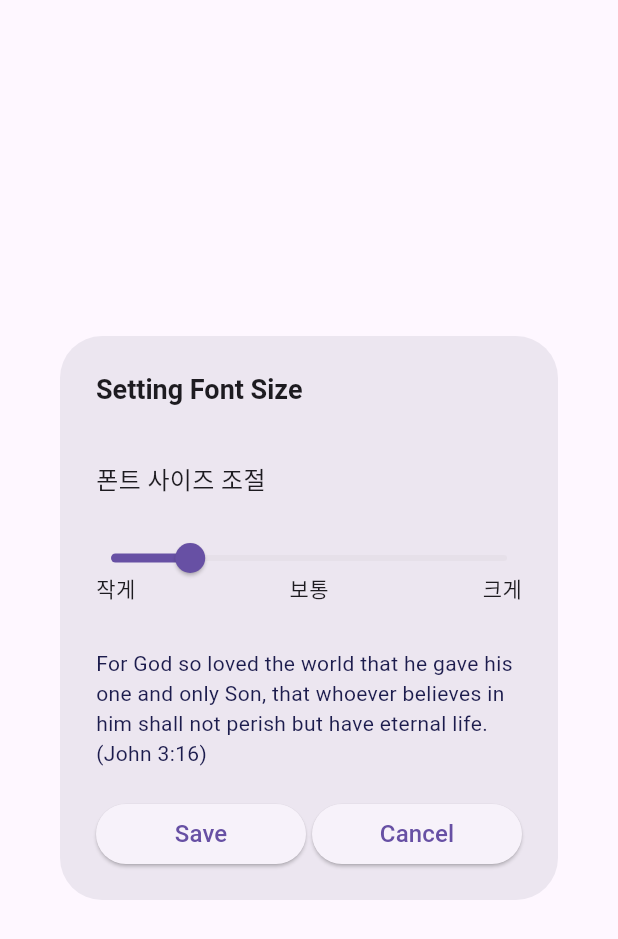
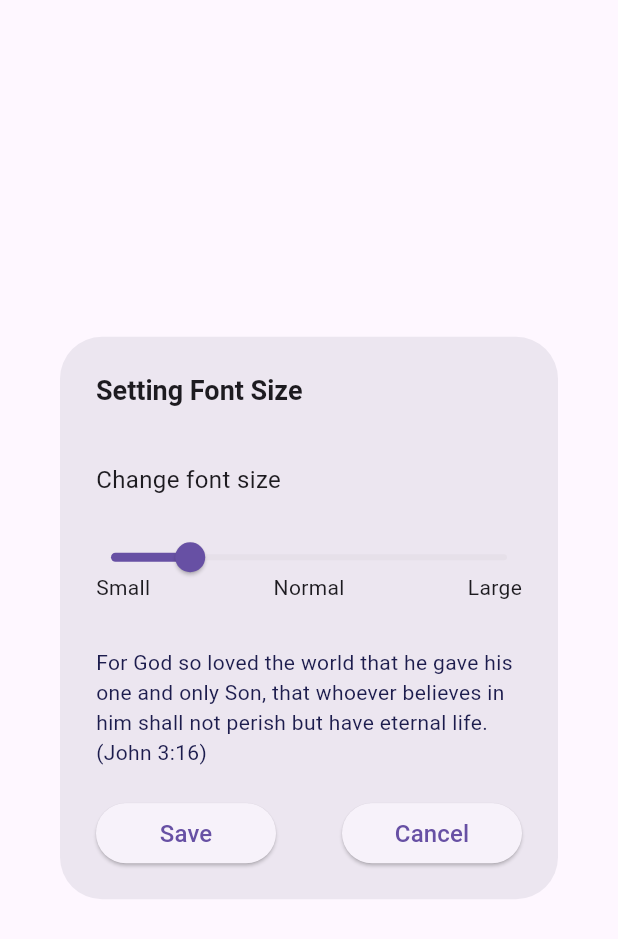
Before and after one commit to logiggi/lifoveBible, a Flutter app: the FontSetting widget shown alone on an empty page, opened directly, on a phone screen of 412 x 824 dp. Shown: the top 939 px of the screen. Run offline on Flutter 3.47's test engine with Material 3 defaults, Android fonts, the phone set to English and light mode, and no system bars; our stand-ins replace dio, permission_handler; missing offline and left inert: dart:ffi.

Commit message:
overflow problem and change Korean to English

```diff
--- a/lib/setting.dart
+++ b/lib/setting.dart
@@ -38,7 +38,8 @@ class SettingPage extends StatelessWidget {
                   Navigator.pushNamed(context, '/');
                 },
                 child: const ListTile(
-                    leading: Text("성경 버전 선택", style: defaultText))),
+                    leading: Text("Select Bible Translation(s)",
+                        style: defaultText))),
             const Divider(color: AppColor.stroke),
             GestureDetector(
                 onTap: () {
@@ -49,7 +50,7 @@ class SettingPage extends StatelessWidget {
                       });
                 },
                 child: const ListTile(
-                    leading: Text("폰트 사이즈", style: defaultText))),
+                    leading: Text("Font size", style: defaultText))),
             const CustomDivider(),
           ],
         ));
@@ -85,7 +86,8 @@ class FontSetting extends StatelessWidget {
               child: Column(
                 crossAxisAlignment: CrossAxisAlignment.start,
                 children: [
-                  const Text("폰트 사이즈 조절", style: TextStyle(fontSize: 16)),
+                  const Text("Change font size",
+                      style: TextStyle(fontSize: 16)),
                   const SizedBox(height: 30),
                   SizedBox(
                     width: double.infinity,
@@ -106,9 +108,9 @@ class FontSetting extends StatelessWidget {
                         const Row(
                           mainAxisAlignment: MainAxisAlignment.spaceBetween,
                           children: [
-                            Text('작게', style: TextStyle(fontSize: 14)),
-                            Text('보통', style: TextStyle(fontSize: 14)),
-                            Text('크게', style: TextStyle(fontSize: 14))
+                            Text('Small', style: TextStyle(fontSize: 14)),
+                            Text('Normal', style: TextStyle(fontSize: 14)),
+                            Text('Large', style: TextStyle(fontSize: 14))
                           ],
                         )
                       ],
@@ -128,7 +130,7 @@ class FontSetting extends StatelessWidget {
             mainAxisAlignment: MainAxisAlignment.spaceBetween,
             children: [
               SizedBox(
-                width: 140,
+                width: 120,
                 height: 40,
                 child: ElevatedButton(
                     onPressed: () {
@@ -138,7 +140,7 @@ class FontSetting extends StatelessWidget {
                     child: const Text("Save", style: TextStyle(fontSize: 16))),
               ),
               SizedBox(
-                width: 140,
+                width: 120,
                 height: 40,
                 child: ElevatedButton(
                     onPressed: () {
```
